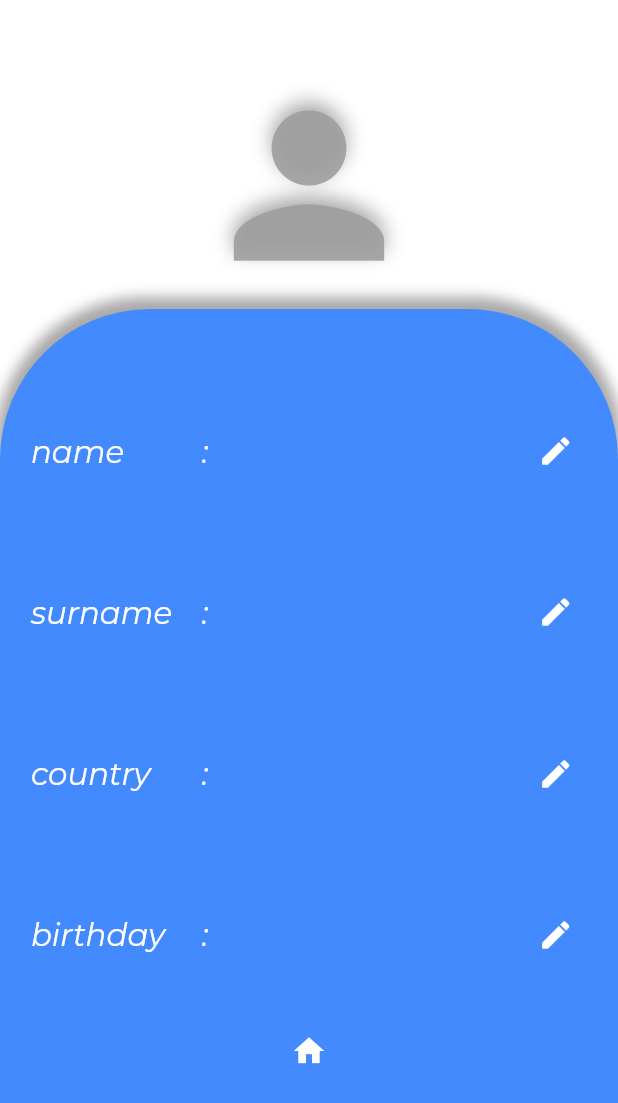
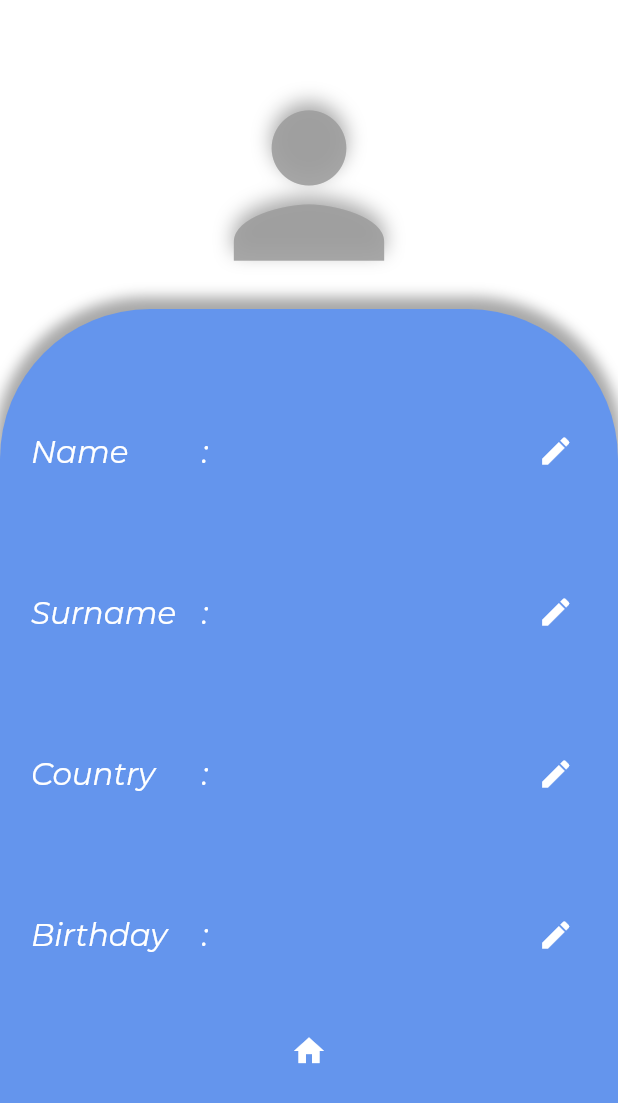
Before and after one commit to filizsenturk/coin_follower, a Flutter app: the screen it shows once a user with an empty profile is signed in, after a tap on the "person" icon, on a phone screen of 412 x 824 dp. Shown: the top 1103 px of the screen. Run offline on Flutter 3.47's test engine with Material 2 defaults, Android fonts, the phone set to English and light mode, and no system bars; our stand-ins replace calendar_date_picker2, cloud_firestore, email_validator, firebase_auth, firebase_core, flutter_secure_storage and 6 more; accounts and stored records are empty; network calls fail.

Commit message:
favorites screen fixed,colors redesigned

```diff
--- a/lib/constants/strings.dart
+++ b/lib/constants/strings.dart
@@ -9,6 +9,14 @@ class Strings{
   static const String cResetPassword = "Reset Password";
   static const String cEmailSend = "Email Send to reset password.";
   static const String cPreferencesHelper="Preferences Helper";
+  static const String cCoin="Coin";
+  static const String cFavorites = "Favorites";
+  static const String cName='Name';
+  static const String cSurName='Surname';
+  static const String cCountry='Country';
+  static const String cBirthday='Birthday';
+  static const String cSend = 'Send';
+
 
 
   // Images
@@ -18,7 +26,7 @@ class Strings{
  static const List<String> coinsList= [
        "bitcoin",
        'solana',
-       'ethereum',
+   //    'ethereum',
        'tether',
    //   'cardano',
    //   'dogecoin',
--- a/lib/main.dart
+++ b/lib/main.dart
@@ -1,6 +1,7 @@
 import 'package:coin_follower/routes.dart';
 import 'package:coin_follower/screens/home_page_screen/home_page_screen.dart';
 import 'package:coin_follower/screens/registration_screens/auth_screen/auth_screen.dart';
+import 'package:coin_follower/utils/appcolor.dart';
 import 'package:coin_follower/utils/utils.dart';
 
 import 'package:firebase_auth/firebase_auth.dart';
@@ -33,7 +34,7 @@ class MyApp extends StatelessWidget {
       debugShowCheckedModeBanner: false,
       title: 'Flutter Demo',
       theme: ThemeData(
-        primarySwatch: Colors.amber,
+        primarySwatch: Colors.amber
       ),
       home:
       StreamBuilder<User?>(
--- a/lib/screens/coins_screen/coins_screen.dart
+++ b/lib/screens/coins_screen/coins_screen.dart
@@ -3,23 +3,17 @@ import 'package:coin_follower/constants/api_client.dart';
 import 'package:coin_follower/constants/strings.dart';
 import 'package:coin_follower/local_helper/preferecences_helper.dart';
 import 'package:coin_follower/models/coin.dart';
+import 'package:coin_follower/screens/home_page_screen/home_page_screen.dart';
+import 'package:coin_follower/utils/appcolor.dart';
 import 'package:coin_follower/utils/logger.dart';
 import 'package:coin_follower/widgets/coin_list_item.dart';
 import 'package:flutter/material.dart';
 import 'package:flutter_slidable/flutter_slidable.dart';
-import 'package:shared_preferences/shared_preferences.dart';
 
 class CoinsScreen extends StatefulWidget {
-  List coinList;
   bool isFavouriteScreen;
 
-  CoinsScreen(
-      {Key? key,
-        required this.coinList,
-        required this.isFavouriteScreen
-
-      })
-      : super(key: key);
+  CoinsScreen({Key? key, required this.isFavouriteScreen}) : super(key: key);
 
   @override
   State<CoinsScreen> createState() => _CoinsScreenState();
@@ -38,14 +32,15 @@ class _CoinsScreenState extends State<CoinsScreen> {
           "homepage initialize and my snapshot is ${snapshot.data()!['followed']}");
       setState(() {
         myFollowedCoinsList = snapshot.data()!['followed'];
-        print("myFollowedCoin List is $myFollowedCoinsList");
       });
     }
   }
 
   @override
   void initState() {
-    Future.delayed(Duration(seconds: 5),(){return getFireBaseData();});
+    Future.delayed(const Duration(seconds: 5), () {
+      return getFireBaseData();
+    });
     getFireBaseData();
     super.initState();
   }
@@ -53,26 +48,21 @@ class _CoinsScreenState extends State<CoinsScreen> {
   @override
   void dispose() {
     getFireBaseData();
-    // TODO: implement dispose
     super.dispose();
   }
 
   @override
   Widget build(BuildContext context) {
-    return  FutureBuilder<List<Coin>>(
-        future: ApiClient().getCoins(Strings.coinsList),
+    return FutureBuilder<List<Coin>>(
+        future: widget.isFavouriteScreen
+            ? ApiClient().getCoins(myFollowedCoinsList)
+            : ApiClient().getCoins(Strings.coinsList),
         builder: (context, snapshot) {
           if (!snapshot.hasData) {
             log.i(" Has snapshot data :  ${snapshot.hasData}");
             return const CircularProgressIndicator();
           } else {
             List<Coin> coins = snapshot.data!;
-            if (coins == null) {
-              log.i("coin is null");
-              return const Center(
-                child: Text("Error getting data"),
-              );
-            } else {
               return ListView.builder(
                   itemCount: coins.length,
                   itemBuilder: (context, index) {
@@ -85,13 +75,13 @@ class _CoinsScreenState extends State<CoinsScreen> {
                             onPressed: (context) {
                               widget.isFavouriteScreen
                                   ? onUnfollowingCoin(coins[index].id)
-                                  :
-                              onFollowingCoin(coins[index].id);
+                                  : onFollowingCoin(coins[index].id);
                             },
-                            backgroundColor: Colors.black38,
-                            foregroundColor: Colors.white,
-                            icon: widget.isFavouriteScreen ? Icons
-                                .remove_circle_outlined : Icons.favorite,
+                            backgroundColor: AppColors.followBackgroundColor,
+                            foregroundColor: AppColors.backgroundColor,
+                            icon: widget.isFavouriteScreen
+                                ? Icons.remove_circle_outlined
+                                : Icons.favorite,
                             label: widget.isFavouriteScreen
                                 ? "Unfollow"
                                 : "Follow",
@@ -103,25 +93,23 @@ class _CoinsScreenState extends State<CoinsScreen> {
                       ),
                     );
                   });
-            }
           }
         });
-
-
   }
 
   onUnfollowingCoin(String id) {
     myFollowedCoinsList.remove(id);
-    print("myFollowedCoinsList is : " + myFollowedCoinsList.toString());
     setFirebaseData(myFollowedCoinsList);
-  //  setState(() {
-  //    widget.coinList = myFollowedCoinsList;
-  //  });
+    Navigator.of(context).pushNamed(HomePage.routeName);
   }
 
   void onFollowingCoin(String id) {
     myFollowedCoinsList.add(id);
-    setFirebaseData(myFollowedCoinsList);
+    List coinIds = [];
+    for (int i = 0; i < myFollowedCoinsList.length; i++) {
+      return coinIds.add(myFollowedCoinsList[i].id);
+    }
+    setFirebaseData(coinIds);
   }
 
   void setFirebaseData(List coinList) async {
--- a/lib/screens/favourites_screen/favourites_screen.dart
+++ b/lib/screens/favourites_screen/favourites_screen.dart
@@ -1,4 +1,4 @@
-
+/*
 import 'package:cloud_firestore/cloud_firestore.dart';
 import 'package:coin_follower/constants/strings.dart';
 import 'package:coin_follower/local_helper/preferecences_helper.dart';
@@ -20,6 +20,7 @@ class _FavouritesScreenState extends State<FavouritesScreen> {
   final firestore = FirebaseFirestore.instance;
 
   Future<FollowedCoins?> readFollowedCoins()async{
+    log.i("Favourites Screen read FollowedCoins Started");
     final docID = await PreferencesHelper.get(Strings.cEmail);
     final docUser = FirebaseFirestore.instance.collection('users').doc(docID);
     final snapshot = await docUser.get();
@@ -47,10 +48,11 @@ class _FavouritesScreenState extends State<FavouritesScreen> {
         }else if(snapshot.hasData){
         List followedList =  snapshot.data!.followedCoinsList;
         log.i("followed List is setted as "+snapshot.data!.followedCoinsList.toString());
-          return CoinsScreen(coinList: followedList,isFavouriteScreen: true,);
+          return CoinsScreen(isFavouriteScreen: true,);
         }else{
           return CircularProgressIndicator();
         }
         });
   }
 }
+*/
--- a/lib/screens/home_page_screen/home_page_screen.dart
+++ b/lib/screens/home_page_screen/home_page_screen.dart
@@ -3,9 +3,11 @@ import 'package:cloud_firestore/cloud_firestore.dart';
 import 'package:coin_follower/constants/strings.dart';
 import 'package:coin_follower/local_helper/preferecences_helper.dart';
 import 'package:coin_follower/screens/coins_screen/coins_screen.dart';
+import 'package:coin_follower/screens/favourites_screen/favourites_screen.dart';
 import 'package:coin_follower/screens/profile_screen/edit_profile_screen.dart';
 import 'package:coin_follower/screens/profile_screen/profile_screen.dart';
 import 'package:coin_follower/screens/registration_screens/auth_screen/auth_screen.dart';
+import 'package:coin_follower/utils/appcolor.dart';
 import 'package:coin_follower/utils/logger.dart';
 import 'package:firebase_auth/firebase_auth.dart';
 import 'package:flutter/material.dart';
@@ -52,19 +54,21 @@ class _HomePageState extends State<HomePage> {
   @override
   Widget build(BuildContext context) {
     return Scaffold(
-      backgroundColor: Colors.grey[200],
+      backgroundColor: AppColors.lightBackgroundColor,
       appBar: AppBar(actions: [
         buildUserInfo(),
         buildSignOut(),
       ],),
-      body:CoinsScreen(coinList:Strings.coinsList,isFavouriteScreen: _selectedIndex==0 ? false : true,),
+      body:
+      CoinsScreen(
+        isFavouriteScreen: _selectedIndex==0 ? false : true,),
       bottomNavigationBar: BottomNavigationBar(
         items: const<BottomNavigationBarItem>[
-          BottomNavigationBarItem(icon: Icon(Icons.currency_bitcoin,),label:"'Coins"),
-          BottomNavigationBarItem(icon: Icon(Icons.favorite_outline_outlined,),label:"Favorites"),
+          BottomNavigationBarItem(icon: Icon(Icons.currency_bitcoin,),label:Strings.cCoin),
+          BottomNavigationBarItem(icon: Icon(Icons.favorite_outline_outlined,),label:Strings.cFavorites),
         ],
         currentIndex: _selectedIndex,
-        selectedItemColor: Colors.amberAccent,
+        selectedItemColor:AppColors.selectedItemColor,
         onTap: _onItemTapped,
       ),
     );
--- a/lib/screens/profile_screen/profile_screen.dart
+++ b/lib/screens/profile_screen/profile_screen.dart
@@ -2,6 +2,7 @@ import 'package:cloud_firestore/cloud_firestore.dart';
 import 'package:coin_follower/constants/strings.dart';
 import 'package:coin_follower/screens/home_page_screen/home_page_screen.dart';
 import 'package:coin_follower/local_helper/preferecences_helper.dart';
+import 'package:coin_follower/utils/appcolor.dart';
 import 'package:coin_follower/utils/logger.dart';
 import 'package:coin_follower/widgets/profile_info_row.dart';
 import 'package:coin_follower/widgets/user.dart';
@@ -22,12 +23,11 @@ class _ProfileScreenState extends State<ProfileScreen> {
   TextEditingController controller = TextEditingController();
   TextEditingController changeController = TextEditingController();
 
-
-  Future<User?> readUser()async{
+  Future<User?> readUser() async {
     final docID = await PreferencesHelper.get(Strings.cEmail);
     final docUser = FirebaseFirestore.instance.collection('users').doc(docID);
     final snapshot = await docUser.get();
-    if(snapshot.exists){
+    if (snapshot.exists) {
       return User.fromJson(snapshot.data()!);
     }
   }
@@ -40,20 +40,18 @@ class _ProfileScreenState extends State<ProfileScreen> {
       barrierDismissible: false, // user must tap button!
       builder: (BuildContext context) {
         return AlertDialog(
-          title:  Text('$update'),
+          title: Text('$update'),
           content: TextFormField(
             controller: changeController,
           ),
           actions: <Widget>[
             TextButton(
-              child: const Text('Send'),
+              child: Text(Strings.cSend),
               onPressed: () {
-                final docUser = FirebaseFirestore.instance.collection('users').doc(email);
-                docUser.update(
-                  {
-                    update : changeController.text.trim().toString()
-                  }
-                );
+                final docUser =
+                    FirebaseFirestore.instance.collection('users').doc(email);
+                docUser
+                    .update({update: changeController.text.trim().toString()});
                 Navigator.of(context).pushNamed(ProfileScreen.routeName);
               },
             ),
@@ -63,15 +61,15 @@ class _ProfileScreenState extends State<ProfileScreen> {
     );
   }
 
-  onNameTapped()async{
+  onNameTapped() async {
     _showMyDialog(update: 'name');
   }
 
-  onSurnameTapped()async{
+  onSurnameTapped() async {
     _showMyDialog(update: 'surname');
   }
 
-  onHomeClicked(){
+  onHomeClicked() {
     Navigator.pushNamed(context, HomePage.routeName);
   }
 
@@ -80,30 +78,43 @@ class _ProfileScreenState extends State<ProfileScreen> {
     return Scaffold(
         body: FutureBuilder<User?>(
       future: readUser(),
-       builder: (context,snapshot){
-      if(snapshot.hasError){
+      builder: (context, snapshot) {
+        if (snapshot.hasError) {
           log.i("snapshot has error");
-        return Center(child: Text("Something went wrong"),);
-      }else if(snapshot.hasData){
+          return Center(
+            child: Text("Something went wrong"),
+          );
+        } else if (snapshot.hasData) {
           log.i("snapshot has data and $snapshot");
           final users = snapshot.data;
-         return   Container(
+          return Container(
             height: 100.h,
             color: Colors.white,
             padding: EdgeInsets.only(top: 5.h),
             child: Column(
               children: [
-                Container(height: 20.h,child: Icon(Icons.person,size: 150,color: Colors.grey.withOpacity(0.9),
-                shadows: [Shadow(color: Colors.grey.withOpacity(0.9),
+                Container(
+                  height: 20.h,
+                  child: Icon(
+                    Icons.person,
+                    size: 150,
+                    color: Colors.grey.withOpacity(0.9),
+                    shadows: [
+                      Shadow(
+                        color: Colors.grey.withOpacity(0.9),
                         blurRadius: 17,
-                  offset: Offset(0, -5),)],
+                        offset: Offset(0, -5),
+                      )
+                    ],
                   ),
                 ),
                 Container(
                   height: 75.h,
                   decoration: BoxDecoration(
-                    color: Colors.blueAccent,
-                    borderRadius: BorderRadius.only(topLeft: Radius.circular(100),topRight: Radius.circular(100)),
+                      color: AppColors.profileBackgroundColor,
+                      borderRadius: BorderRadius.only(
+                          topLeft: Radius.circular(100),
+                          topRight: Radius.circular(100)),
                       boxShadow: [
                         BoxShadow(
                           color: Colors.grey.withOpacity(0.9),
@@ -111,14 +122,29 @@ class _ProfileScreenState extends State<ProfileScreen> {
                           blurRadius: 7,
                           offset: Offset(0, -5), // changes position of shadow
                         ),
-                    ]
-                  ),
+                      ]),
                   child: Column(
                     children: [
-                      ProfileInfoRow(text: "name", value: users!.name!,onTap: onNameTapped,),
-                      ProfileInfoRow(text: "surname", value: users.surname,onTap: onSurnameTapped,),
-                      ProfileInfoRow(text: "country", value: users.country??"",onTap: (){},),
-                      ProfileInfoRow(text: "birthday", value: users.birthday.toString()??"",onTap: (){},),
+                      ProfileInfoRow(
+                        text: Strings.cName,
+                        value: users!.name!,
+                        onTap: onNameTapped,
+                      ),
+                      ProfileInfoRow(
+                        text: Strings.cSurName,
+                        value: users.surname,
+                        onTap: onSurnameTapped,
+                      ),
+                      ProfileInfoRow(
+                        text: Strings.cCountry,
+                        value: users.country ?? "",
+                        onTap: () {},
+                      ),
+                      ProfileInfoRow(
+                        text: Strings.cBirthday,
+                        value: users.birthday.toString() ?? "",
+                        onTap: () {},
+                      ),
                       buildHomeScreenIcon()
                     ],
                   ),
@@ -126,20 +152,23 @@ class _ProfileScreenState extends State<ProfileScreen> {
               ],
             ),
           );
-       }else{
+        } else {
           // Navigator.of(context).pushNamed(EditProfileScreen.routeName);
           return CircularProgressIndicator();
         }
-
       },
-      )
-    );
+    ));
   }
 
   Padding buildHomeScreenIcon() {
     return Padding(
-      padding:  EdgeInsets.only(top: 5.h),
-      child: IconButton(onPressed: onHomeClicked, icon: Icon(Icons.home,color: Colors.white,)),
+      padding: EdgeInsets.only(top: 5.h),
+      child: IconButton(
+          onPressed: onHomeClicked,
+          icon: Icon(
+            Icons.home,
+            color: Colors.white,
+          )),
     );
   }
 }
--- a/lib/screens/profile_screen/send_btn.dart
+++ b/lib/screens/profile_screen/send_btn.dart
@@ -1,3 +1,4 @@
+import 'package:coin_follower/constants/strings.dart';
 import 'package:flutter/material.dart';
 import 'package:google_fonts/google_fonts.dart';
 import 'package:sizer/sizer.dart';
@@ -31,7 +32,7 @@ class _SendBtnState extends State<SendBtn> {
           ]
         ),
         child: Center(child:
-        Text("Send",style: GoogleFonts.montserrat(
+        Text(Strings.cSend,style: GoogleFonts.montserrat(
           color: Colors.white,
           fontSize: 16.sp,
           fontWeight: FontWeight.bold
--- a/lib/utils/appcolor.dart
+++ b/lib/utils/appcolor.dart
@@ -10,4 +10,13 @@ class AppColors {
   static final signBtnColor = HexColor('#666666');
   static final upColor = HexColor('#00A86B');
   static final downColor = HexColor('#B80F0A');
+  static final followBackgroundColor =HexColor('#C0C0C0');
+  static final textColor = HexColor('#36454F');
+  static final lightBlue = HexColor('#FFBF00');
+  static final black = HexColor('000000');
+  static final selectedItemColor= HexColor('#FDDA0D');
+  static final lightBackgroundColor = HexColor('#E5E4E2');
+  static final profileBackgroundColor = HexColor('#6495ED');
+
+
 }
```
Also changed, not shown: lib/screens/profile_screen/edit_profile_screen.dart (+7 -6 lines), lib/widgets/coin_list_item.dart (+29 -24 lines). Lines whose indentation alone changed are shown as unchanged.
